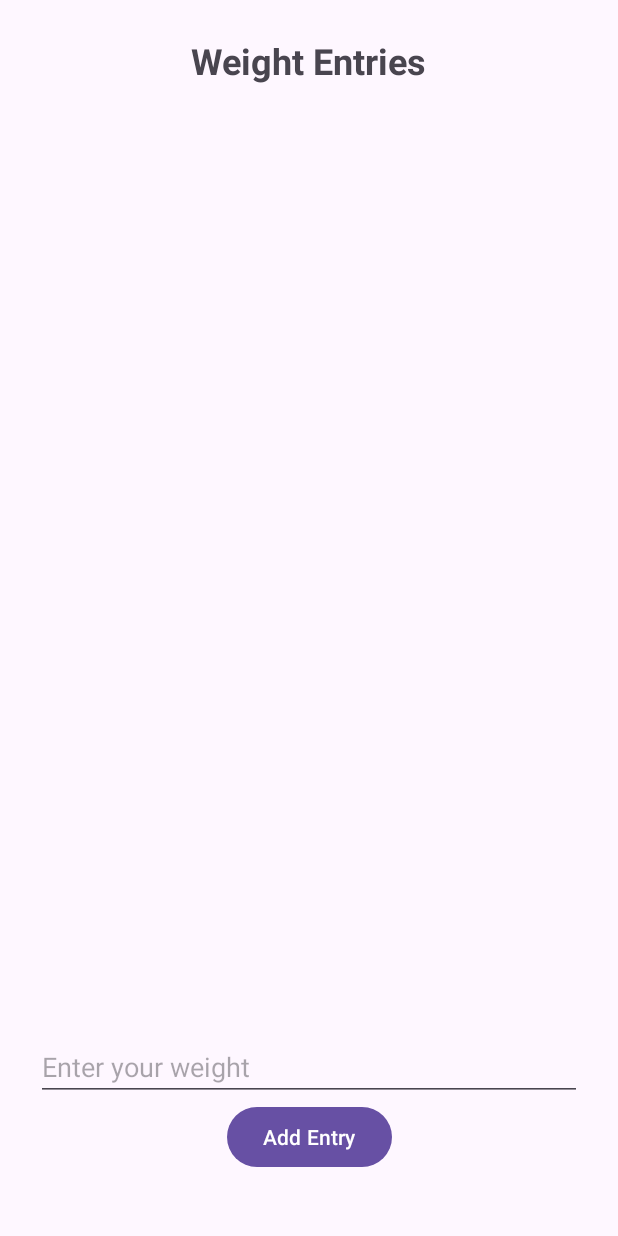
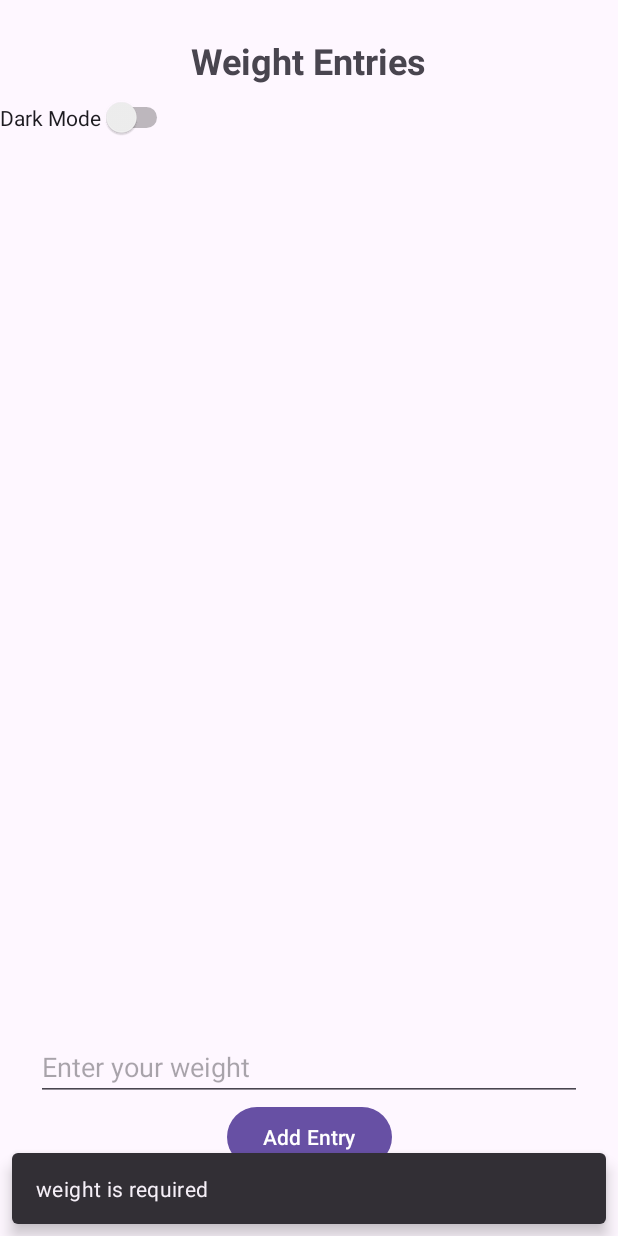
Before and after one commit to S1LENT-HER0/S1LENT-HER0.github.io, an Android app: the WeightsActivity screen opened directly, with no data from a screen before it, after a tap on "Add Entry", on a phone screen of 412 x 824 dp. Run offline under Robolectric (Android 15) with nearby library versions, the phone set to English and light mode, and no system bars; our stand-ins replace Room's generated code.

Commit message:
Refactor: Enhancement One - Software Design and Engineering using MVVM and Room

```diff
--- /dev/null
+++ b/weightApp/app/src/main/java/com/CS360/weightApp/AppDatabase.java
@@ -0,0 +1,31 @@
+package com.CS360.weightApp;
+
+import android.content.Context;
+
+import androidx.room.Database;
+import androidx.room.Room;
+import androidx.room.RoomDatabase;
+
+// this is the room database singleton
+@Database(entities = {WeightEntry.class}, version = 1, exportSchema = false)
+public abstract class AppDatabase extends RoomDatabase {
+
+    private static volatile AppDatabase INSTANCE;
+
+    public abstract WeightDao weightDao();
+
+    public static AppDatabase getInstance(Context context) {
+        if (INSTANCE == null) {
+            synchronized (AppDatabase.class) {
+                if (INSTANCE == null) {
+                    // this builds the database
+                    INSTANCE = Room.databaseBuilder(context.getApplicationContext(),
+                                    AppDatabase.class, "weight-db")
+                            .fallbackToDestructiveMigration()
+                            .build();
+                }
+            }
+        }
+        return INSTANCE;
+    }
+}
--- /dev/null
+++ b/weightApp/app/src/main/java/com/CS360/weightApp/ThemePrefs.java
@@ -0,0 +1,21 @@
+package com.CS360.weightApp;
+
+import android.content.Context;
+import android.content.SharedPreferences;
+
+// this handles the dark theme preference
+public class ThemePrefs {
+
+    private static final String PREFS = "prefs_theme";
+    private static final String KEY_DARK = "dark_mode";
+
+    public static boolean isDark(Context ctx) {
+        SharedPreferences prefs = ctx.getSharedPreferences(PREFS, Context.MODE_PRIVATE);
+        return prefs.getBoolean(KEY_DARK, false);
+    }
+
+    public static void setDark(Context ctx, boolean enabled) {
+        SharedPreferences prefs = ctx.getSharedPreferences(PREFS, Context.MODE_PRIVATE);
+        prefs.edit().putBoolean(KEY_DARK, enabled).apply();
+    }
+}
--- a/weightApp/app/src/main/java/com/CS360/weightApp/WeightAdapter.java
+++ b/weightApp/app/src/main/java/com/CS360/weightApp/WeightAdapter.java
@@ -1,60 +1,76 @@
 package com.CS360.weightApp;
 
-import android.content.Context;
-import android.database.Cursor;
 import android.view.LayoutInflater;
 import android.view.View;
 import android.view.ViewGroup;
 import android.widget.TextView;
 
+import androidx.annotation.NonNull;
+import androidx.recyclerview.widget.DiffUtil;
+import androidx.recyclerview.widget.ListAdapter;
 import androidx.recyclerview.widget.RecyclerView;
 
-public class WeightAdapter extends RecyclerView.Adapter<WeightAdapter.WeightViewHolder> {
+import java.time.LocalDate;
+import java.time.format.DateTimeFormatter;
 
-    private Context context;
-    private Cursor cursor;
+// this is the adapter for displaying weight entries
+public class WeightAdapter extends ListAdapter<WeightEntry, WeightAdapter.ViewHolder> {
 
-    public WeightAdapter(Context ctx, Cursor c) {
-        context = ctx;
-        cursor = c;
+    // this sets up the adapter with diff logic
+    public WeightAdapter() {
+        super(DIFF_CALLBACK);
     }
 
-    // this fires when a new row view needs to be made
+    private static final DiffUtil.ItemCallback<WeightEntry> DIFF_CALLBACK =
+            new DiffUtil.ItemCallback<WeightEntry>() {
+                @Override
+                public boolean areItemsTheSame(@NonNull WeightEntry oldItem, @NonNull WeightEntry newItem) {
+                    return oldItem.id == newItem.id;
+                }
+
+                @Override
+                public boolean areContentsTheSame(@NonNull WeightEntry oldItem, @NonNull WeightEntry newItem) {
+                    return oldItem.weight == newItem.weight &&
+                            oldItem.dateIso.equals(newItem.dateIso) &&
+                            oldItem.goalHit == newItem.goalHit;
+                }
+            };
+
+    @NonNull
     @Override
-    public WeightViewHolder onCreateViewHolder(ViewGroup parent, int viewType) {
-        View row = LayoutInflater.from(context).inflate(android.R.layout.simple_list_item_1, parent, false);
-        return new WeightViewHolder(row);
+    public ViewHolder onCreateViewHolder(@NonNull ViewGroup parent, int viewType) {
+        // this inflates the row layout
+        View view = LayoutInflater.from(parent.getContext())
+                .inflate(android.R.layout.simple_list_item_2, parent, false);
+        return new ViewHolder(view);
     }
 
-    // fill in a row with the data from the cursor
     @Override
-    public void onBindViewHolder(WeightViewHolder holder, int position) {
-        if (cursor.moveToPosition(position)) {
-            String item = cursor.getString(cursor.getColumnIndexOrThrow("item_name"));
-            holder.weightText.setText(item);
-        }
+    public void onBindViewHolder(@NonNull ViewHolder holder, int position) {
+        // this binds each row to the data
+        WeightEntry entry = getItem(position);
+        holder.bind(entry);
     }
 
-    // tells RecyclerView how many items there are
-    @Override
-    public int getItemCount() {
-        return cursor.getCount();
-    }
+    static class ViewHolder extends RecyclerView.ViewHolder {
+        private final TextView line1;
+        private final TextView line2;
 
-    // when I add or change stuff, this makes the adapter refresh
-    public void updateCursor(Cursor newCursor) {
-        if (cursor != null) cursor.close();
-        cursor = newCursor;
-        notifyDataSetChanged();
-    }
+        ViewHolder(View itemView) {
+            super(itemView);
+            line1 = itemView.findViewById(android.R.id.text1);
+            line2 = itemView.findViewById(android.R.id.text2);
+        }
 
-    // describes what one row looks like
-    static class WeightViewHolder extends RecyclerView.ViewHolder {
-        TextView weightText;
+        void bind(WeightEntry entry) {
+            line1.setText("Weight: " + entry.weight + " lbs");
 
-        public WeightViewHolder(View itemView) {
-            super(itemView);
-            weightText = itemView.findViewById(android.R.id.text1);
+            // this formats the date to a friendlier form
+            String date = LocalDate.parse(entry.dateIso)
+                    .format(DateTimeFormatter.ofPattern("MMM dd, yyyy"));
+
+            String goal = entry.goalHit ? " 🎯 goal hit!" : "";
+            line2.setText(date + goal);
         }
     }
 }
--- /dev/null
+++ b/weightApp/app/src/main/java/com/CS360/weightApp/WeightDao.java
@@ -0,0 +1,23 @@
+package com.CS360.weightApp;
+
+import androidx.lifecycle.LiveData;
+import androidx.room.*;
+
+import java.util.List;
+
+// this is the dao for accessing weight data
+@Dao
+public interface WeightDao {
+
+    @Insert(onConflict = OnConflictStrategy.REPLACE)
+    long insert(WeightEntry entry);
+
+    @Delete
+    void delete(WeightEntry entry);
+
+    @Query("SELECT * FROM weights ORDER BY dateIso DESC")
+    LiveData<List<WeightEntry>> getAll();
+
+    @Query("SELECT * FROM weights WHERE dateIso BETWEEN :start AND :end ORDER BY dateIso ASC")
+    List<WeightEntry> getRange(String start, String end);
+}
--- /dev/null
+++ b/weightApp/app/src/main/java/com/CS360/weightApp/WeightRepository.java
@@ -0,0 +1,36 @@
+package com.CS360.weightApp;
+
+import androidx.lifecycle.LiveData;
+
+import java.util.List;
+import java.util.concurrent.Executor;
+
+// this is the repo that handles data operations
+public class WeightRepository {
+
+    private final WeightDao dao;
+    private final Executor io;
+
+    public WeightRepository(WeightDao dao, Executor io) {
+        this.dao = dao;
+        this.io = io;
+    }
+
+    public LiveData<List<WeightEntry>> getAllWeights() {
+        return dao.getAll();
+    }
+
+    public void addWeight(float value, String dateIso, boolean goalHit) {
+        io.execute(() -> {
+            WeightEntry e = new WeightEntry();
+            e.dateIso = dateIso;
+            e.weight = value;
+            e.goalHit = goalHit;
+            dao.insert(e);
+        });
+    }
+
+    public void delete(WeightEntry entry) {
+        io.execute(() -> dao.delete(entry));
+    }
+}
--- /dev/null
+++ b/weightApp/app/src/main/java/com/CS360/weightApp/WeightViewModel.java
@@ -0,0 +1,52 @@
+package com.CS360.weightApp;
+
+import android.app.Application;
+
+import androidx.annotation.NonNull;
+import androidx.lifecycle.AndroidViewModel;
+import androidx.lifecycle.LiveData;
+import androidx.lifecycle.MutableLiveData;
+
+import java.time.LocalDate;
+import java.util.List;
+import java.util.concurrent.Executors;
+
+// this is the viewmodel that manages weight data and input validation
+public class WeightViewModel extends AndroidViewModel {
+
+    private final WeightRepository repo;
+    private final MutableLiveData<String> inputError = new MutableLiveData<>(null);
+
+    public WeightViewModel(@NonNull Application app) {
+        super(app);
+        AppDatabase db = AppDatabase.getInstance(app);
+        repo = new WeightRepository(db.weightDao(), Executors.newSingleThreadExecutor());
+    }
+
+    public LiveData<List<WeightEntry>> getWeights() {
+        return repo.getAllWeights();
+    }
+
+    public LiveData<String> getInputError() {
+        return inputError;
+    }
+
+    public void addWeight(String rawValue) {
+        if (rawValue == null || rawValue.trim().isEmpty()) {
+            inputError.postValue("weight is required");
+            return;
+        }
+        try {
+            float w = Float.parseFloat(rawValue);
+            if (w <= 0 || w > 1500) {
+                inputError.postValue("enter a realistic weight");
+                return;
+            }
+            String today = LocalDate.now().toString();
+            repo.addWeight(w, today, false);
+            inputError.postValue(null);
+        } catch (NumberFormatException e) {
+            inputError.postValue("invalid number");
+        }
+    }
+}
--- a/weightApp/app/src/main/java/com/CS360/weightApp/WeightsActivity.java
+++ b/weightApp/app/src/main/java/com/CS360/weightApp/WeightsActivity.java
@@ -1,47 +1,68 @@
 package com.CS360.weightApp;
 
 import android.os.Bundle;
-import android.view.View;
 import android.widget.EditText;
-import android.widget.Toast;
-
 import androidx.appcompat.app.AppCompatActivity;
+import androidx.lifecycle.ViewModelProvider;
 import androidx.recyclerview.widget.LinearLayoutManager;
 import androidx.recyclerview.widget.RecyclerView;
+import com.google.android.material.snackbar.Snackbar;
+import android.widget.Switch;
+import androidx.appcompat.app.AppCompatDelegate;
 
+
+// this is the main screen to show and add weights
 public class WeightsActivity extends AppCompatActivity {
 
-    RecyclerView recycler;
-    WeightAdapter adapter;
-    DBHelper db;
+    private WeightViewModel vm;
+    private WeightAdapter adapter;
+    private EditText input;
 
     @Override
     protected void onCreate(Bundle savedInstanceState) {
+
+        if (ThemePrefs.isDark(this)) {
+            AppCompatDelegate.setDefaultNightMode(AppCompatDelegate.MODE_NIGHT_YES);
+        } else {
+            AppCompatDelegate.setDefaultNightMode(AppCompatDelegate.MODE_NIGHT_NO);
+        }
+
+        // this sets up the view and connects to viewmodel
         super.onCreate(savedInstanceState);
         setContentView(R.layout.activity_weights);
 
-        // hook up the recycler view
-        recycler = findViewById(R.id.weightRecyclerView);
-        recycler.setLayoutManager(new LinearLayoutManager(this));
+        input = findViewById(R.id.weightInput);
+        RecyclerView rv = findViewById(R.id.weightRecyclerView);
 
-        // get the database ready and load the adapter
-        db = new DBHelper(this);
-        adapter = new WeightAdapter(this, db.getAllItems());
-        recycler.setAdapter(adapter);
-    }
+        adapter = new WeightAdapter();
+        rv.setAdapter(adapter);
+        rv.setLayoutManager(new LinearLayoutManager(this));
 
-    // this is triggered when I hit "Add Entry"
-    public void addEntry(View view) {
-        EditText weightInput = findViewById(R.id.weightInput);
-        String entry = weightInput.getText().toString();
+        vm = new ViewModelProvider(this).get(WeightViewModel.class);
 
-        if (!entry.isEmpty()) {
-            // add it to the DB and update the list
-            db.insertItem(entry);
-            adapter.updateCursor(db.getAllItems());
-            weightInput.setText(""); // clear the box
-        } else {
-            Toast.makeText(this, "Enter your weight", Toast.LENGTH_SHORT).show();
-        }
+        vm.getWeights().observe(this, list -> adapter.submitList(list));
+
+        vm.getInputError().observe(this, msg -> {
+            if (msg != null) {
+                Snackbar.make(rv, msg, Snackbar.LENGTH_SHORT).show();
+            }
+        });
+
+        findViewById(R.id.addEntryButton).setOnClickListener(v -> {
+            vm.addWeight(input.getText().toString());
+            input.setText("");
+        });
+
+        // this sets up the dark mode toggle switch
+        Switch themeSwitch = findViewById(R.id.themeSwitch);
+        themeSwitch.setChecked(ThemePrefs.isDark(this));
+
+        themeSwitch.setOnCheckedChangeListener((buttonView, isChecked) -> {
+            ThemePrefs.setDark(this, isChecked);
+            AppCompatDelegate.setDefaultNightMode(
+                    isChecked ? AppCompatDelegate.MODE_NIGHT_YES : AppCompatDelegate.MODE_NIGHT_NO);
+            recreate(); // this applies the theme change
+        });
+
     }
 }
--- a/weightApp/app/src/main/res/layout/activity_weights.xml
+++ b/weightApp/app/src/main/res/layout/activity_weights.xml
@@ -2,6 +2,7 @@
 <androidx.constraintlayout.widget.ConstraintLayout
     xmlns:android="http://schemas.android.com/apk/res/android"
     xmlns:app="http://schemas.android.com/apk/res-auto"
+    xmlns:tools="http://schemas.android.com/tools"
     android:layout_width="match_parent"
     android:layout_height="match_parent">
 
@@ -25,6 +26,17 @@
         app:layout_constraintTop_toTopOf="parent"
         app:layout_constraintStart_toStartOf="parent"
         app:layout_constraintEnd_toEndOf="parent" />
+
+    <Switch
+        android:id="@+id/themeSwitch"
+        android:layout_width="wrap_content"
+        android:layout_height="wrap_content"
+        android:text="Dark Mode"
+        app:layout_constraintTop_toBottomOf="@id/weightTitle"
+        app:layout_constraintStart_toStartOf="parent"
+        android:layout_marginTop="8dp"
+        tools:ignore="UseSwitchCompatOrMaterialXml" />
+
 
     <!-- list of weight entries -->
     <androidx.recyclerview.widget.RecyclerView
```
Also changed, not shown: weightApp/app/build.gradle (+9 -0 lines), weightApp/app/src/main/java/com/CS360/weightApp/WeightEntry.java (added, +20 -0 lines), 2 other files.
